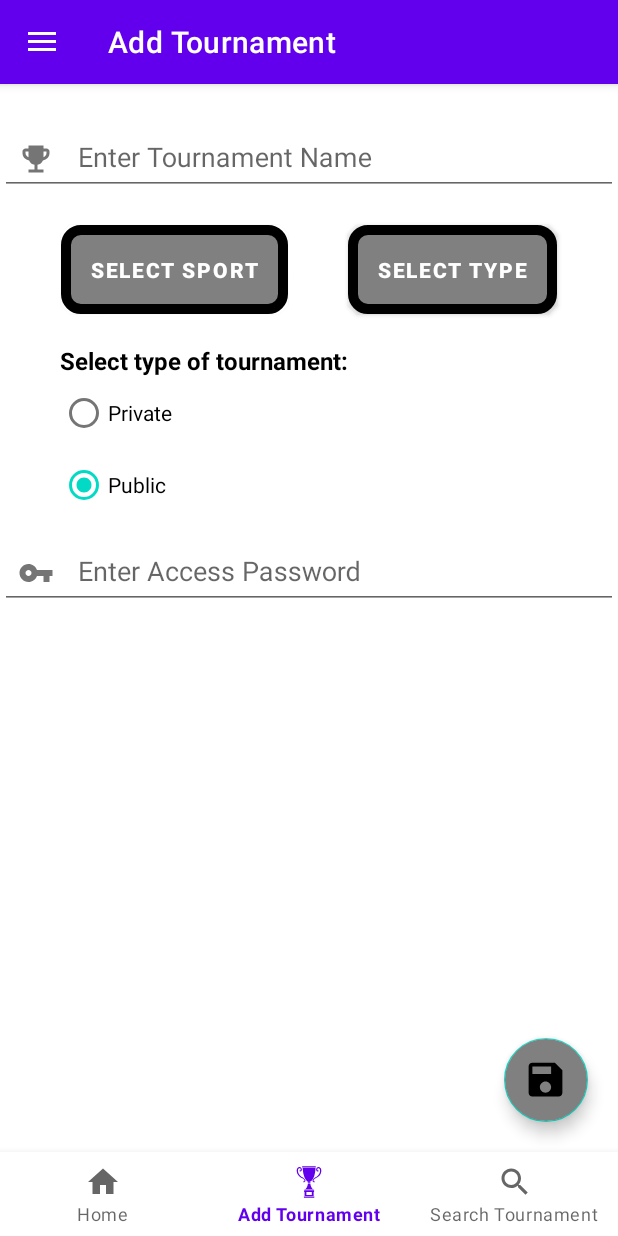
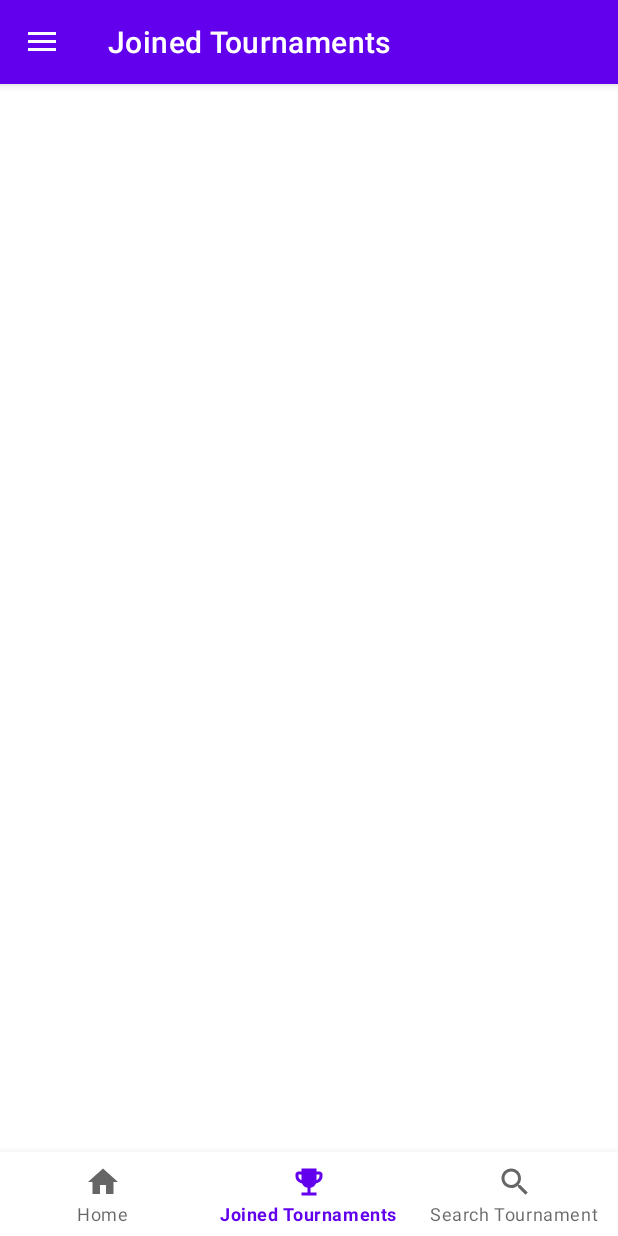
Before and after one commit to bhargav-18/TournamentMaker, an Android app: the screen it shows after launch once a user with an empty profile is signed in (MainActivity), item 2 of the bottom bar chosen, on a phone screen of 412 x 824 dp. Run offline under Robolectric (Android 15) with nearby library versions, the phone set to English and light mode, and no system bars; our stand-ins replace Firebase (no records; nobody signed in at launch, a user with empty details on screens opened directly), navigation-ui.

Commit message:
join tournament

```diff
--- a/app/src/main/java/com/example/tournamentmaker/authactivity/authfragments/ui/forgotpassword/ForgotPasswordViewModel.kt
+++ b/app/src/main/java/com/example/tournamentmaker/authactivity/authfragments/ui/forgotpassword/ForgotPasswordViewModel.kt
@@ -29,6 +29,7 @@ class ForgotPasswordViewModel constructor(
         if (email.isBlank()) {
             val error = "The field must not be empty"
             showErrorMessage(error)
+            return
         } else {
             viewModelScope.launch(Dispatchers.Main) {
                 try {
--- a/app/src/main/java/com/example/tournamentmaker/authactivity/authfragments/ui/login/LoginViewModel.kt
+++ b/app/src/main/java/com/example/tournamentmaker/authactivity/authfragments/ui/login/LoginViewModel.kt
@@ -36,14 +36,15 @@ class LoginViewModel constructor(
         if (password.isBlank() || email.isBlank()) {
             val error = "The field must not be empty"
             showErrorMessage(error)
+            return
         } else {
             viewModelScope.launch(Dispatchers.IO) {
                 try {
                     auth.signInWithEmailAndPassword(email, password).await()
+                    loginEventChannel.send(LoginEvent.NavigateBackWithResult(AUTH_RESULT_OK))
                 } catch (e: Exception) {
                     showErrorMessage(e.message.toString())
                 }
-                loginEventChannel.send(LoginEvent.NavigateBackWithResult(AUTH_RESULT_OK))
             }
         }
     }
--- a/app/src/main/java/com/example/tournamentmaker/authactivity/authfragments/ui/register/RegisterViewModel.kt
+++ b/app/src/main/java/com/example/tournamentmaker/authactivity/authfragments/ui/register/RegisterViewModel.kt
@@ -58,6 +58,7 @@ class RegisterViewModel constructor(
 
         if (error != null) {
             showErrorMessage(error)
+            return
         } else {
             viewModelScope.launch(Dispatchers.IO) {
                 try {
--- a/app/src/main/java/com/example/tournamentmaker/data/entity/User.kt
+++ b/app/src/main/java/com/example/tournamentmaker/data/entity/User.kt
@@ -4,5 +4,6 @@ data class User(
     val uid: String = "",
     val userName: String = "",
     val email: String = "",
-    val tournamentsCreated: ArrayList<String> = arrayListOf()
+    val tournamentsCreated: ArrayList<String> = arrayListOf(),
+    val tournamentsJoined: ArrayList<String> = arrayListOf()
 )
--- a/app/src/main/java/com/example/tournamentmaker/mainactivity/MainActivity.kt
+++ b/app/src/main/java/com/example/tournamentmaker/mainactivity/MainActivity.kt
@@ -55,6 +55,7 @@ class MainActivity : AppCompatActivity() {
         appBarConfiguration = AppBarConfiguration.Builder(
             setOf(
                 R.id.homeFragment,
+                R.id.joinedTournamentsFragment,
                 R.id.addTournamentFragment,
                 R.id.searchTournamentFragment,
                 R.id.profileFragment
--- a/app/src/main/java/com/example/tournamentmaker/mainactivity/mainfragments/ui/addtournament/AddTournamentViewModel.kt
+++ b/app/src/main/java/com/example/tournamentmaker/mainactivity/mainfragments/ui/addtournament/AddTournamentViewModel.kt
@@ -72,11 +72,12 @@ class AddTournamentViewModel constructor(
             } else if (sport == "Other" && otherSport.isEmpty()) {
                 "The field must not be empty"
             } else if (tournamentVisibility == "Private" && tournamentPassword.isEmpty()) {
-                "The field must not be emoty"
+                "The field must not be empty"
             } else null
 
         if (error != null) {
             showErrorMessage(error)
+            return
         } else {
             viewModelScope.launch(Dispatchers.IO) {
                 val id = tournaments.document().id
--- /dev/null
+++ b/app/src/main/java/com/example/tournamentmaker/mainactivity/mainfragments/ui/joinedtournaments/JoinedTournamentsFragment.kt
@@ -0,0 +1,100 @@
+package com.example.tournamentmaker.mainactivity.mainfragments.ui.joinedtournaments
+
+import android.os.Bundle
+import android.view.View
+import android.view.WindowManager
+import android.widget.Toast
+import androidx.core.view.isVisible
+import androidx.fragment.app.Fragment
+import androidx.fragment.app.viewModels
+import androidx.recyclerview.widget.LinearLayoutManager
+import com.example.tournamentmaker.R
+import com.example.tournamentmaker.adapter.MyTournamentAdapter
+import com.example.tournamentmaker.data.entity.Tournament
+import com.example.tournamentmaker.databinding.FragmentJoinedTournamentsBinding
+import com.google.android.material.snackbar.Snackbar
+import com.google.firebase.auth.ktx.auth
+import com.google.firebase.firestore.FirebaseFirestore
+import com.google.firebase.ktx.Firebase
+import kotlinx.coroutines.CoroutineScope
+import kotlinx.coroutines.Dispatchers
+import kotlinx.coroutines.launch
+import kotlinx.coroutines.tasks.await
+
+class JoinedTournamentsFragment : Fragment(R.layout.fragment_joined_tournaments) {
+
+    private lateinit var myTournamentAdapter: MyTournamentAdapter
+    private val viewModel: JoinedTournamentsViewModel by viewModels()
+    private lateinit var binding: FragmentJoinedTournamentsBinding
+    private val tournaments = FirebaseFirestore.getInstance().collection("tournaments")
+
+
+    override fun onViewCreated(view: View, savedInstanceState: Bundle?) {
+        super.onViewCreated(view, savedInstanceState)
+
+        binding = FragmentJoinedTournamentsBinding.bind(view)
+        myTournamentAdapter = MyTournamentAdapter("joined")
+
+        setUpRecyclerView()
+
+        myTournamentAdapter.setOnTournamentClickListener {
+            Toast.makeText(requireContext(), it.id, Toast.LENGTH_SHORT).show()
+        }
+
+        getUpdatedList()
+
+//        viewLifecycleOwner.lifecycleScope.launchWhenStarted {
+//            viewModel.homeEvent.collect { event ->
+//                @Suppress("IMPLICIT_CAST_TO_ANY")
+//                when (event) {
+//                    is HomeViewModel.HomeEvent.NavigateBackWithResult -> {
+//                        getUpdatedList()
+//                        showProgress(false)
+//                    }
+//                    is HomeViewModel.HomeEvent.ShowErrorMessage -> {
+//                        showProgress(false)
+//                        getUpdatedList()
+//                        Snackbar.make(requireView(), event.msg, Snackbar.LENGTH_LONG).show()
+//                    }
+//                }.exhaustive
+//            }
+//        }
+    }
+
+    private fun showProgress(bool: Boolean) {
+        binding.apply {
+            cvProgressJoined.isVisible = bool
+            if (bool) {
+                parentLayoutJoined.alpha = 0.5f
+                activity?.window!!.setFlags(
+                    WindowManager.LayoutParams.FLAG_NOT_TOUCHABLE,
+                    WindowManager.LayoutParams.FLAG_NOT_TOUCHABLE
+                )
+            } else {
+                parentLayoutJoined.alpha = 1f
+                activity?.window!!.clearFlags(WindowManager.LayoutParams.FLAG_NOT_TOUCHABLE)
+            }
+        }
+    }
+
+    private fun getUpdatedList() {
+        CoroutineScope(Dispatchers.Main).launch {
+            try {
+                val tournamentList =
+                    tournaments.whereArrayContains("persons", Firebase.auth.currentUser!!.uid).get()
+                        .await().toObjects(Tournament::class.java)
+                myTournamentAdapter.tournamentList = tournamentList
+            } catch (e: Exception) {
+                Snackbar.make(requireView(), e.message.toString(), Snackbar.LENGTH_LONG).show()
+            }
+        }
+    }
+
+    private fun setUpRecyclerView() {
+        binding.rvJoinedTournamentsList.apply {
+            layoutManager = LinearLayoutManager(requireContext())
+            adapter = myTournamentAdapter
+            itemAnimator = null
+        }
+    }
+}
--- /dev/null
+++ b/app/src/main/java/com/example/tournamentmaker/mainactivity/mainfragments/ui/joinedtournaments/JoinedTournamentsViewModel.kt
@@ -0,0 +1,6 @@
+package com.example.tournamentmaker.mainactivity.mainfragments.ui.joinedtournaments
+
+import androidx.lifecycle.ViewModel
+
+class JoinedTournamentsViewModel : ViewModel() {
+}
--- /dev/null
+++ b/app/src/main/res/layout/fragment_joined_tournaments.xml
@@ -0,0 +1,67 @@
+<?xml version="1.0" encoding="utf-8"?>
+<androidx.constraintlayout.widget.ConstraintLayout xmlns:android="http://schemas.android.com/apk/res/android"
+    xmlns:app="http://schemas.android.com/apk/res-auto"
+    xmlns:tools="http://schemas.android.com/tools"
+    android:layout_width="match_parent"
+    android:layout_height="match_parent"
+    tools:context=".mainactivity.mainfragments.ui.joinedtournaments.JoinedTournamentsFragment">
+
+    <androidx.cardview.widget.CardView
+        android:id="@+id/cv_progress_joined"
+        android:layout_width="wrap_content"
+        android:layout_height="wrap_content"
+        android:translationZ="40dp"
+        android:visibility="invisible"
+        app:cardCornerRadius="20dp"
+        app:cardElevation="40dp"
+        app:layout_constraintBottom_toBottomOf="parent"
+        app:layout_constraintEnd_toEndOf="parent"
+        app:layout_constraintStart_toStartOf="parent"
+        app:layout_constraintTop_toTopOf="parent">
+
+        <androidx.constraintlayout.widget.ConstraintLayout
+            android:layout_width="match_parent"
+            android:layout_height="wrap_content"
+            android:background="#D3D3D3"
+            android:padding="10dp">
+
+            <ProgressBar
+                android:id="@+id/progress_bar"
+                android:layout_width="wrap_content"
+                android:layout_height="wrap_content"
+                app:layout_constraintEnd_toEndOf="parent"
+                app:layout_constraintStart_toStartOf="parent"
+                app:layout_constraintTop_toTopOf="parent" />
+
+            <TextView
+                android:id="@+id/tv_progress"
+                android:layout_width="wrap_content"
+                android:layout_height="wrap_content"
+                android:layout_marginTop="10dp"
+                android:gravity="center"
+                android:text="Creating tournament...\nPlease wait"
+                android:textColor="@color/black"
+                app:layout_constraintEnd_toEndOf="parent"
+                app:layout_constraintStart_toStartOf="parent"
+                app:layout_constraintTop_toBottomOf="@id/progress_bar" />
+
+
+        </androidx.constraintlayout.widget.ConstraintLayout>
+
+    </androidx.cardview.widget.CardView>
+
+    <androidx.constraintlayout.widget.ConstraintLayout
+        android:id="@+id/parent_layout_joined"
+        android:layout_width="match_parent"
+        android:layout_height="match_parent">
+
+        <androidx.recyclerview.widget.RecyclerView
+            android:id="@+id/rv_joined_tournaments_list"
+            android:layout_width="match_parent"
+            android:layout_height="wrap_content"
+            android:layout_margin="20dp"
+            app:layout_constraintTop_toTopOf="parent" />
+
+    </androidx.constraintlayout.widget.ConstraintLayout>
+
+</androidx.constraintlayout.widget.ConstraintLayout>
--- a/app/src/main/res/menu/bottom_nav_menu.xml
+++ b/app/src/main/res/menu/bottom_nav_menu.xml
@@ -7,9 +7,9 @@
         android:title="Home" />
 
     <item
-        android:id="@+id/addTournamentFragment"
-        android:icon="@drawable/ic_trophy"
-        android:title="Add Tournament" />
+        android:id="@+id/joinedTournamentsFragment"
+        android:icon="@drawable/ic_emoji_events"
+        android:title="Joined Tournaments" />
 
     <item
         android:id="@+id/searchTournamentFragment"
--- a/app/src/main/res/navigation/nav_graph_main.xml
+++ b/app/src/main/res/navigation/nav_graph_main.xml
@@ -23,7 +23,11 @@
         android:id="@+id/searchTournamentFragment"
         android:name="com.example.tournamentmaker.mainactivity.mainfragments.ui.searchtournament.SearchTournamentFragment"
         android:label="Search Tournament"
-        tools:layout="@layout/fragment_search_tournament" />
+        tools:layout="@layout/fragment_search_tournament" >
+        <action
+            android:id="@+id/action_searchTournamentFragment_to_joinedTournamentsFragment"
+            app:destination="@id/joinedTournamentsFragment" />
+    </fragment>
     <dialog
         android:id="@+id/signOutDialogFragment"
         android:name="com.example.tournamentmaker.mainactivity.mainfragments.ui.signout.SignOutDialogFragment"
@@ -47,4 +51,9 @@
         android:id="@+id/editProfileDialogFragment"
         android:name="com.example.tournamentmaker.mainactivity.mainfragments.ui.editprofile.EditProfileDialogFragment"
         android:label="EditProfileDialogFragment" />
+    <fragment
+        android:id="@+id/joinedTournamentsFragment"
+        android:name="com.example.tournamentmaker.mainactivity.mainfragments.ui.joinedtournaments.JoinedTournamentsFragment"
+        android:label="Joined Tournaments"
+        tools:layout="@layout/fragment_joined_tournaments" />
 </navigation>
```
Also changed, not shown: app/src/main/java/com/example/tournamentmaker/adapter/MyTournamentAdapter.kt (+13 -4 lines), app/src/main/java/com/example/tournamentmaker/mainactivity/mainfragments/ui/searchtournament/SearchTournamentFragment.kt (+67 -1 lines), app/src/main/java/com/example/tournamentmaker/mainactivity/mainfragments/ui/searchtournament/SearchTournamentViewModel.kt (+59 -1 lines), app/src/main/java/com/example/tournamentmaker/mainactivity/mainfragments/ui/signout/SignOutDialogFragment.kt (+19 -19 lines), app/src/main/res/layout/private_tournament_join_dialog.xml (added, +44 -0 lines).
